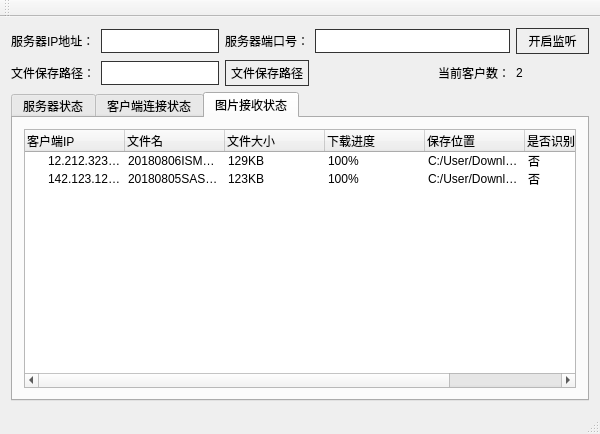
Old version of the form mainwindow.ui in the repository Forrest-Stone/Server.
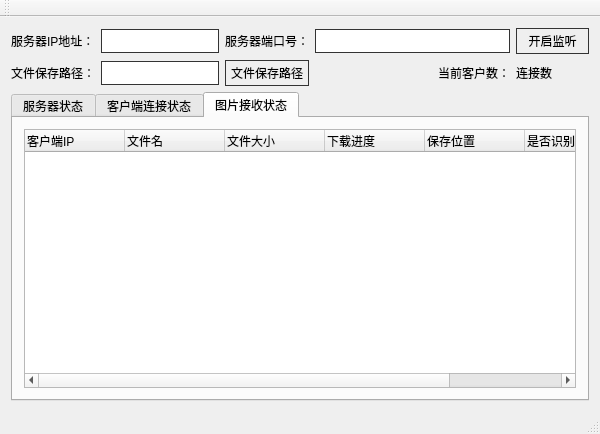
New version of the form.

What changed in the file:
```diff
--- a/mainwindow.ui
+++ b/mainwindow.ui
@@ -142,7 +142,7 @@
       <item row="1" column="6">
        <widget class="QLabel" name="label_5">
         <property name="text">
-         <string>2</string>
+         <string>连接数</string>
         </property>
        </widget>
       </item>
@@ -252,52 +252,6 @@
             <string>是否校验</string>
            </property>
           </column>
-          <item>
-           <property name="text">
-            <string>12.212.323.124</string>
-           </property>
-           <property name="text">
-            <string>20180806ISMMSJAX</string>
-           </property>
-           <property name="text">
-            <string>129KB</string>
-           </property>
-           <property name="text">
-            <string>100%</string>
-           </property>
-           <property name="text">
-            <string>C:/User/Download</string>
-           </property>
-           <property name="text">
-            <string>否</string>
-           </property>
-           <property name="text">
-            <string>否</string>
-           </property>
-          </item>
-          <item>
-           <property name="text">
-            <string>142.123.121.12</string>
-           </property>
-           <property name="text">
-            <string>20180805SASXGKSAKAD</string>
-           </property>
-           <property name="text">
-            <string>123KB</string>
-           </property>
-           <property name="text">
-            <string>100%</string>
-           </property>
-           <property name="text">
-            <string>C:/User/Download</string>
-           </property>
-           <property name="text">
-            <string>否</string>
-           </property>
-           <property name="text">
-            <string>否</string>
-           </property>
-          </item>
          </widget>
         </item>
        </layout>
```
